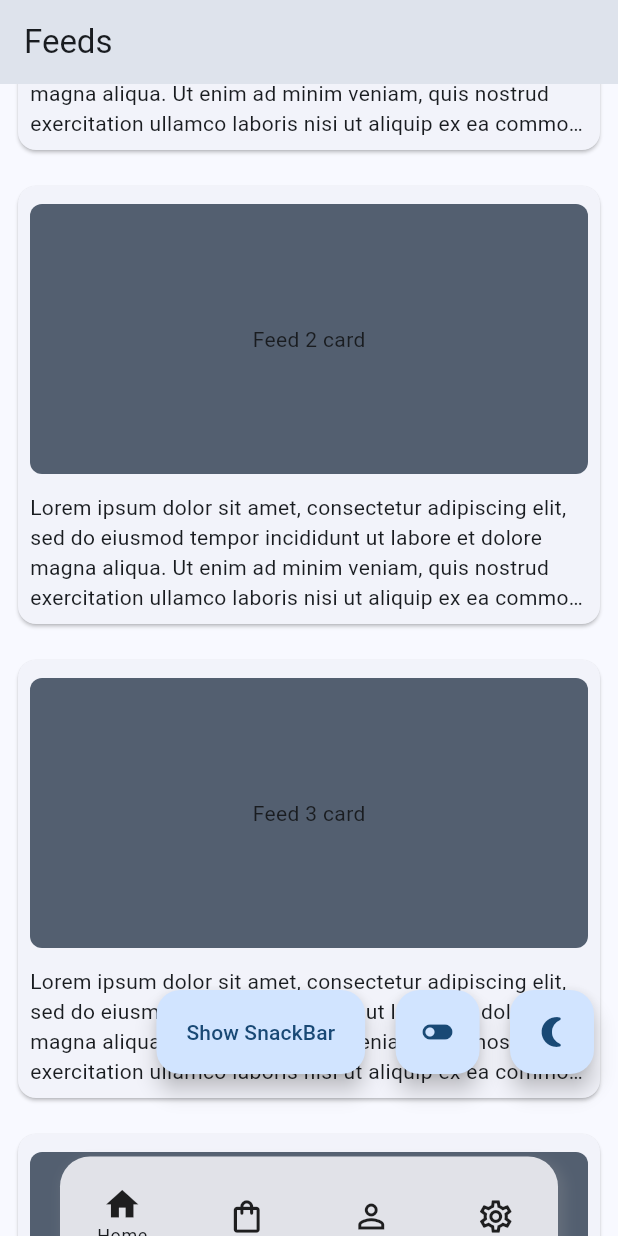
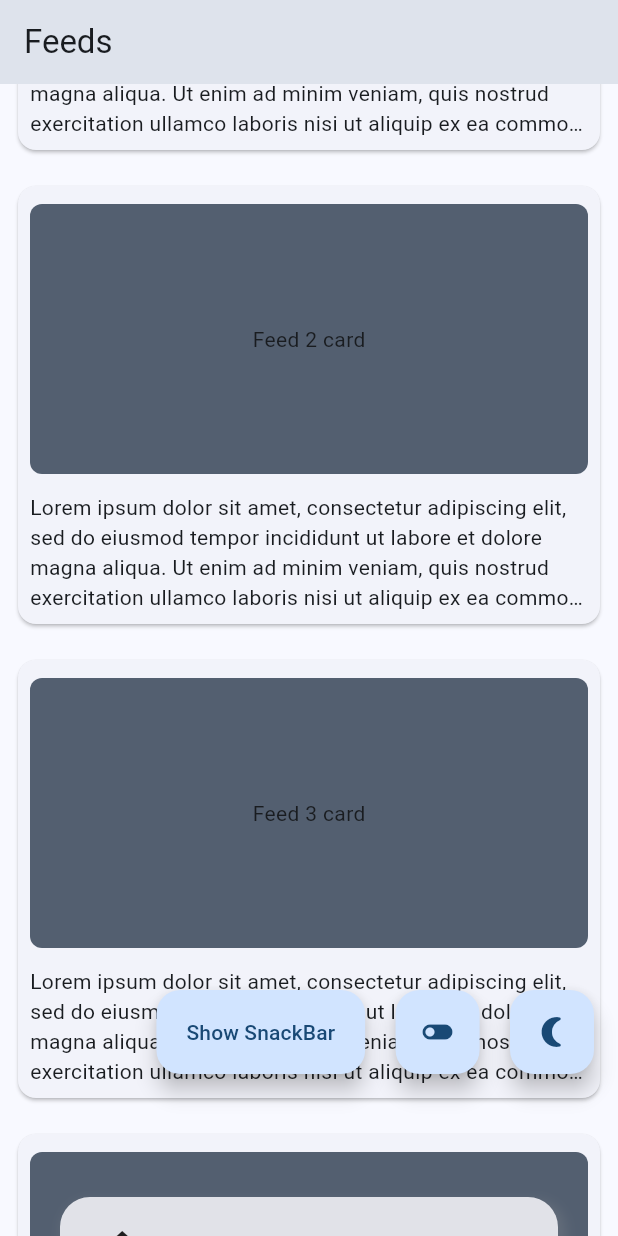
Before and after one commit to maheshj01/navbar_router, a Flutter app: the screen it shows after launch, scrolled down 576 dp, on a phone screen of 412 x 824 dp. Run offline on Flutter 3.47's test engine with Material 3 defaults, Android fonts, the phone set to English and light mode, and no system bars; drawn by our look-alikes of badges; our stand-ins replace flutter_riverpod.

Commit message:
update navbar hide offset

```diff
--- a/example/lib/main.dart
+++ b/example/lib/main.dart
@@ -418,12 +418,10 @@ class FeedTile extends StatelessWidget {
             Container(
                 padding: const EdgeInsets.symmetric(horizontal: 8.0),
                 alignment: Alignment.center,
-                child: const Flexible(
-                  child: Text(
-                    placeHolderText,
-                    maxLines: 4,
-                    overflow: TextOverflow.ellipsis,
-                  ),
+                child: const Text(
+                  placeHolderText,
+                  maxLines: 4,
+                  overflow: TextOverflow.ellipsis,
                 ))
           ],
         ),
--- a/lib/src/animated_navbar.dart
+++ b/lib/src/animated_navbar.dart
@@ -94,13 +94,15 @@ class _AnimatedNavBarState extends State<_AnimatedNavBar>
   }
 
   void setUpAnimation() {
-    double offset = 75.0;
+    double offset = kNavbarHeight * 2;
     if (widget.isDesktop) {
       if (widget.decoration!.isExtended) {
         offset = widget.decoration!.minExtendedWidth;
       } else {
         offset = widget.decoration!.minWidth;
       }
+    } else {
+      offset += (widget.decoration!.margin?.vertical ?? 0) / 2;
     }
     animation = Tween(begin: 0.0, end: offset).animate(_controller);
   }
@@ -312,8 +314,9 @@ class _AnimatedNavBarState extends State<_AnimatedNavBar>
               indicatorColor: widget.decoration!.indicatorColor ??
                   theme.colorScheme.secondaryContainer,
               labelBehavior: NavigationDestinationLabelBehavior.alwaysShow,
-              indicatorShape: widget.decoration!.indicatorShape,
-              margin: widget.decoration!.margin,
+              indicatorShape: widget.decoration!.indicatorShape ??
+                  defaultDecoration.indicatorShape,
+              margin: widget.decoration!.margin ?? defaultDecoration.margin,
               showSelectedLabels: widget.decoration?.showSelectedLabels,
               selectedLabelTextStyle:
                   widget.decoration!.selectedLabelTextStyle ??
@@ -339,7 +342,7 @@ class _AnimatedNavBarState extends State<_AnimatedNavBar>
               items: widget.menuItems,
               onTap: widget.onItemTapped,
               borderRadius: widget.decoration!.borderRadius,
-              margin: widget.decoration!.margin,
+              margin: widget.decoration!.margin ?? defaultDecoration.margin,
               navBarElevation: defaultDecoration.elevation,
             );
           }
@@ -1018,8 +1021,8 @@ class FloatingNavbarState extends State<FloatingNavbar> {
           backgroundColor: widget.decoration.backgroundColor ??
               Theme.of(context).colorScheme.surface,
           elevation: widget.elevation,
-          labelTextStyle: WidgetStateProperty.all(
-              widget.decoration.selectedLabelTextStyle),
+          labelTextStyle:
+              WidgetStateProperty.all(widget.decoration.selectedLabelTextStyle),
           indicatorShape: widget.decoration.indicatorShape ??
               RoundedRectangleBorder(borderRadius: BorderRadius.circular(18.0)),
           iconTheme:
```
